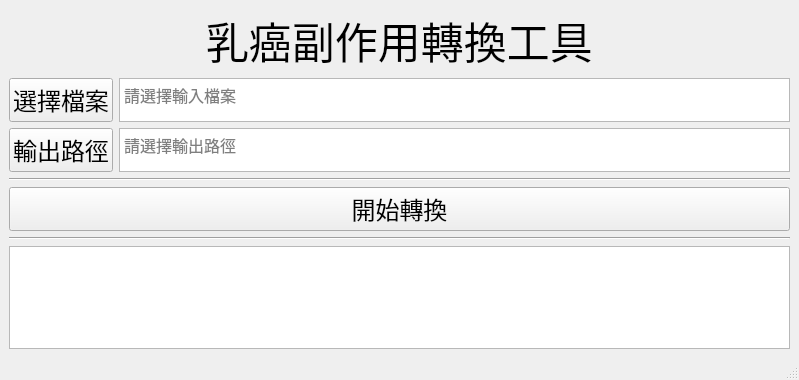
Above: ui/app.ui from YuCheng21/kmu-excel-tool before the change. Below: the same form after it.
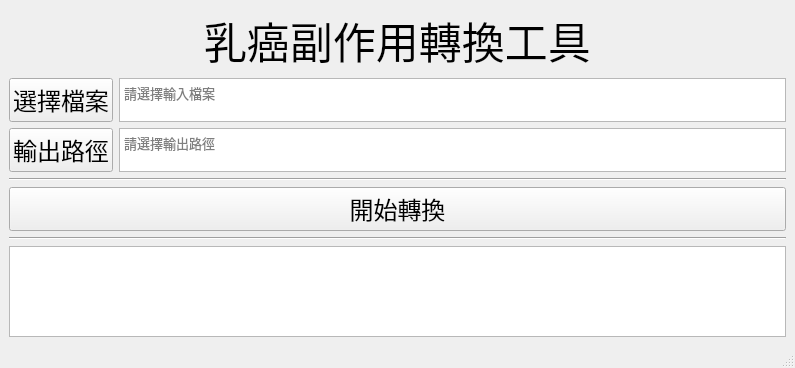
That is the form after the change.

```diff
--- a/ui/app.ui
+++ b/ui/app.ui
@@ -6,8 +6,8 @@
    <rect>
     <x>0</x>
     <y>0</y>
-    <width>799</width>
-    <height>380</height>
+    <width>795</width>
+    <height>368</height>
    </rect>
   </property>
   <property name="windowTitle">
@@ -87,12 +87,18 @@
           <property name="font">
            <font>
             <family>思源黑體</family>
-            <pointsize>12</pointsize>
+            <pointsize>10</pointsize>
            </font>
           </property>
           <property name="layoutDirection">
            <enum>Qt::LeftToRight</enum>
           </property>
+          <property name="autoFillBackground">
+           <bool>false</bool>
+          </property>
+          <property name="frameShadow">
+           <enum>QFrame::Sunken</enum>
+          </property>
           <property name="verticalScrollBarPolicy">
            <enum>Qt::ScrollBarAlwaysOff</enum>
           </property>
@@ -108,6 +114,9 @@
           <property name="tabChangesFocus">
            <bool>true</bool>
           </property>
+          <property name="readOnly">
+           <bool>true</bool>
+          </property>
           <property name="placeholderText">
            <string>請選擇輸入檔案</string>
           </property>
@@ -147,12 +156,15 @@
           <property name="font">
            <font>
             <family>思源黑體</family>
-            <pointsize>12</pointsize>
+            <pointsize>10</pointsize>
            </font>
           </property>
           <property name="verticalScrollBarPolicy">
            <enum>Qt::ScrollBarAlwaysOff</enum>
           </property>
+          <property name="readOnly">
+           <bool>true</bool>
+          </property>
           <property name="placeholderText">
            <string>請選擇輸出路徑</string>
           </property>
```
Left out of the diff: 2 changed lines with no effect on the pictures.
